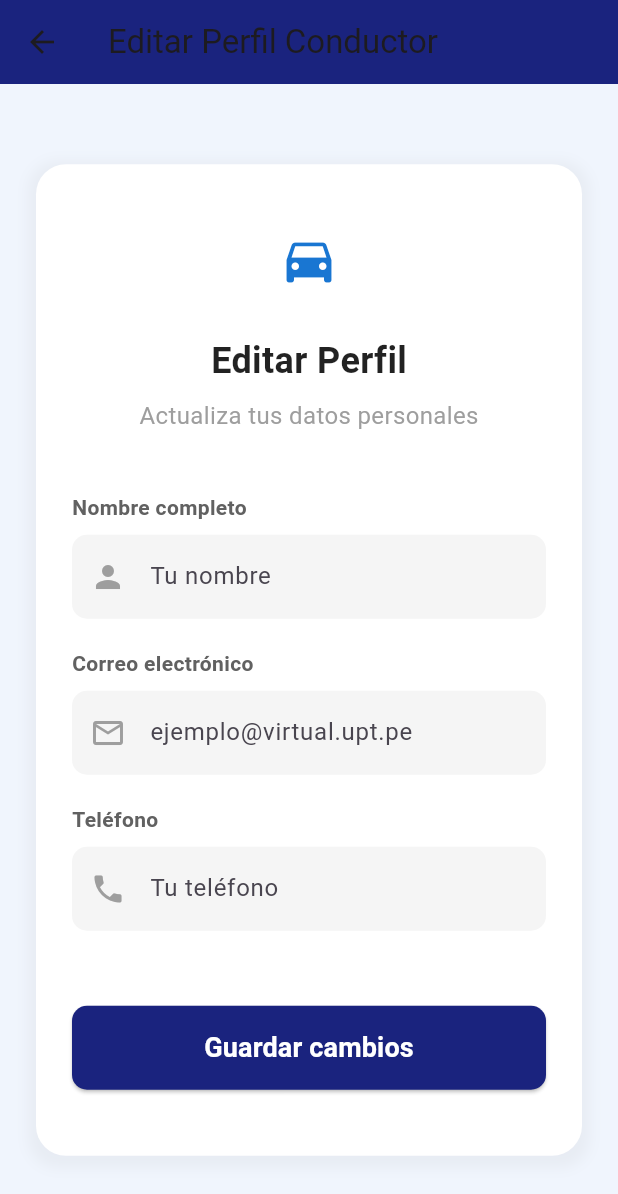
After one commit to Marant7/MovUni, a Flutter app: the ProfileEditPage screen opened directly, on a phone screen of 412 x 824 dp. The commit adds this screen. Shown: the top 1194 px of the screen. Run offline on Flutter 3.47's test engine with Material 3 defaults, Android fonts, the phone set to English and light mode, and no system bars; our stand-ins replace cloud_firestore, firebase_auth, firebase_core, introduction_screen, shared_preferences; accounts and stored records are empty.

Commit message:
Diseñar pantalla de edicion de perfil con formulario - PBI-004

```diff
--- a/lib/dashboard/conductor_dashboard.dart
+++ b/lib/dashboard/conductor_dashboard.dart
@@ -1,6 +1,7 @@
 import 'package:flutter/material.dart';
 import 'package:firebase_auth/firebase_auth.dart';
 import '../login.dart'; // Ajusta la ruta si es necesario
+import '../profile_edit.dart';
 
 class ConductorDashboard extends StatelessWidget {
   const ConductorDashboard({Key? key}) : super(key: key);
@@ -26,10 +27,27 @@ class ConductorDashboard extends StatelessWidget {
             ),
           ],
         ),
-        body: const Center(
-          child: Text(
-            '¡Bienvenido Conductor!',
-            style: TextStyle(fontSize: 24, fontWeight: FontWeight.bold),
+        body: Center(
+          child: Column(
+            mainAxisAlignment: MainAxisAlignment.center,
+            children: [
+              const Text(
+                '¡Bienvenido Conductor!',
+                style: TextStyle(fontSize: 24, fontWeight: FontWeight.bold),
+              ),
+              const SizedBox(height: 30),
+              ElevatedButton(
+                onPressed: () {
+                  Navigator.push(
+                    context,
+                    MaterialPageRoute(
+                      builder: (_) => const ProfileEditPage(userType: 'Conductor'),
+                    ),
+                  );
+                },
+                child: const Text('Editar Perfil'),
+              ),
+            ],
           ),
         ),
       );
--- a/lib/dashboard/estudiante_dashboard.dart
+++ b/lib/dashboard/estudiante_dashboard.dart
@@ -1,6 +1,5 @@
 import 'package:flutter/material.dart';
-import 'package:firebase_auth/firebase_auth.dart';
-import '../login.dart'; // Ajusta la ruta si es necesario
+import '../profile_edit.dart';
 
 class EstudianteDashboard extends StatelessWidget {
   const EstudianteDashboard({Key? key}) : super(key: key);
@@ -9,27 +8,28 @@ class EstudianteDashboard extends StatelessWidget {
   Widget build(BuildContext context) => Scaffold(
         appBar: AppBar(
           title: const Text('Estudiante'),
-          actions: [
-            IconButton(
-              icon: const Icon(Icons.logout),
-              tooltip: 'Cerrar sesión',
-              onPressed: () async {
-                await FirebaseAuth.instance.signOut();
-                if (context.mounted) {
-                  Navigator.pushAndRemoveUntil(
+        ),
+        body: Center(
+          child: Column(
+            mainAxisAlignment: MainAxisAlignment.center,
+            children: [
+              const Text(
+                '¡Bienvenido Estudiante!',
+                style: TextStyle(fontSize: 24, fontWeight: FontWeight.bold),
+              ),
+              const SizedBox(height: 30),
+              ElevatedButton(
+                onPressed: () {
+                  Navigator.push(
                     context,
-                    MaterialPageRoute(builder: (_) => const LoginPage()),
-                    (route) => false,
+                    MaterialPageRoute(
+                      builder: (_) => const ProfileEditPage(userType: 'Estudiante'),
+                    ),
                   );
-                }
-              },
-            ),
-          ],
-        ),
-        body: const Center(
-          child: Text(
-            '¡Bienvenido Estudiante!',
-            style: TextStyle(fontSize: 24, fontWeight: FontWeight.bold),
+                },
+                child: const Text('Editar Perfil'),
+              ),
+            ],
           ),
         ),
       );
--- /dev/null
+++ b/lib/profile_edit.dart
@@ -0,0 +1,204 @@
+import 'package:flutter/material.dart';
+
+class ProfileEditPage extends StatefulWidget {
+  final String userType; // 'Estudiante' o 'Conductor'
+  const ProfileEditPage({Key? key, required this.userType}) : super(key: key);
+
+  @override
+  State<ProfileEditPage> createState() => _ProfileEditPageState();
+}
+
+class _ProfileEditPageState extends State<ProfileEditPage> {
+  final TextEditingController _nameController = TextEditingController();
+  final TextEditingController _emailController = TextEditingController();
+  final TextEditingController _phoneController = TextEditingController();
+  String? _errorMessage;
+
+  @override
+  Widget build(BuildContext context) {
+    return Scaffold(
+      backgroundColor: const Color(0xFFF0F5FD),
+      appBar: AppBar(
+        title: Text('Editar Perfil ${widget.userType}'),
+        backgroundColor: Colors.indigo.shade900,
+      ),
+      body: Center(
+        child: SingleChildScrollView(
+          padding: const EdgeInsets.all(24.0),
+          child: Container(
+            padding: const EdgeInsets.all(24.0),
+            decoration: BoxDecoration(
+              color: Colors.white,
+              borderRadius: BorderRadius.circular(20.0),
+              boxShadow: [
+                BoxShadow(
+                  color: Colors.grey.withOpacity(0.1),
+                  spreadRadius: 5,
+                  blurRadius: 7,
+                  offset: const Offset(0, 3),
+                ),
+              ],
+            ),
+            child: Column(
+              mainAxisSize: MainAxisSize.min,
+              children: <Widget>[
+                const SizedBox(height: 20),
+                Icon(
+                  widget.userType == 'Estudiante'
+                      ? Icons.school
+                      : Icons.directions_car,
+                  size: 40,
+                  color: Colors.blue.shade700,
+                ),
+                const SizedBox(height: 30),
+                Text(
+                  'Editar Perfil',
+                  style: const TextStyle(
+                    fontSize: 24,
+                    fontWeight: FontWeight.bold,
+                    color: Colors.black87,
+                  ),
+                ),
+                const SizedBox(height: 8),
+                Text(
+                  'Actualiza tus datos personales',
+                  style: const TextStyle(
+                    fontSize: 16,
+                    color: Colors.grey,
+                  ),
+                ),
+                const SizedBox(height: 40),
+                Align(
+                  alignment: Alignment.centerLeft,
+                  child: Text(
+                    'Nombre completo',
+                    style: TextStyle(
+                      fontSize: 14,
+                      fontWeight: FontWeight.bold,
+                      color: Colors.grey.shade700,
+                    ),
+                  ),
+                ),
+                const SizedBox(height: 8),
+                TextField(
+                  controller: _nameController,
+                  decoration: InputDecoration(
+                    prefixIcon: const Icon(Icons.person, color: Colors.grey),
+                    hintText: 'Tu nombre',
+                    filled: true,
+                    fillColor: Colors.grey.shade100,
+                    border: OutlineInputBorder(
+                      borderRadius: BorderRadius.circular(10.0),
+                      borderSide: BorderSide.none,
+                    ),
+                  ),
+                ),
+                const SizedBox(height: 20),
+                Align(
+                  alignment: Alignment.centerLeft,
+                  child: Text(
+                    'Correo electrónico',
+                    style: TextStyle(
+                      fontSize: 14,
+                      fontWeight: FontWeight.bold,
+                      color: Colors.grey.shade700,
+                    ),
+                  ),
+                ),
+                const SizedBox(height: 8),
+                TextField(
+                  controller: _emailController,
+                  keyboardType: TextInputType.emailAddress,
+                  decoration: InputDecoration(
+                    prefixIcon: const Icon(Icons.email_outlined, color: Colors.grey),
+                    hintText: 'ejemplo@virtual.upt.pe',
+                    filled: true,
+                    fillColor: Colors.grey.shade100,
+                    border: OutlineInputBorder(
+                      borderRadius: BorderRadius.circular(10.0),
+                      borderSide: BorderSide.none,
+                    ),
+                  ),
+                ),
+                const SizedBox(height: 20),
+                Align(
+                  alignment: Alignment.centerLeft,
+                  child: Text(
+                    'Teléfono',
+                    style: TextStyle(
+                      fontSize: 14,
+                      fontWeight: FontWeight.bold,
+                      color: Colors.grey.shade700,
+                    ),
+                  ),
+                ),
+                const SizedBox(height: 8),
+                TextField(
+                  controller: _phoneController,
+                  keyboardType: TextInputType.phone,
+                  decoration: InputDecoration(
+                    prefixIcon: const Icon(Icons.phone, color: Colors.grey),
+                    hintText: 'Tu teléfono',
+                    filled: true,
+                    fillColor: Colors.grey.shade100,
+                    border: OutlineInputBorder(
+                      borderRadius: BorderRadius.circular(10.0),
+                      borderSide: BorderSide.none,
+                    ),
+                  ),
+                ),
+                const SizedBox(height: 20),
+                if (_errorMessage != null)
+                  Padding(
+                    padding: const EdgeInsets.only(top: 10.0),
+                    child: Text(
+                      _errorMessage!,
+                      style: const TextStyle(color: Colors.red, fontSize: 14),
+                    ),
+                  ),
+                const SizedBox(height: 30),
+                ElevatedButton(
+                  onPressed: () {
+                    // Aquí puedes agregar la lógica para guardar los datos
+                    if (_nameController.text.isEmpty ||
+                        _emailController.text.isEmpty ||
+                        _phoneController.text.isEmpty) {
+                      setState(() {
+                        _errorMessage = 'Todos los campos son obligatorios.';
+                      });
+                      return;
+                    }
+                    setState(() {
+                      _errorMessage = null;
+                    });
+                    // Simulación de guardado exitoso
+                    ScaffoldMessenger.of(context).showSnackBar(
+                      SnackBar(content: Text('Perfil actualizado correctamente')),
+                    );
+                  },
+                  style: ElevatedButton.styleFrom(
+                    backgroundColor: Colors.indigo.shade900,
+                    shape: RoundedRectangleBorder(
+                      borderRadius: BorderRadius.circular(10.0),
+                    ),
+                    padding: const EdgeInsets.symmetric(horizontal: 50, vertical: 15),
+                    minimumSize: const Size(double.infinity, 50),
+                  ),
+                  child: const Text(
+                    'Guardar cambios',
+                    style: TextStyle(
+                      fontSize: 18,
+                      fontWeight: FontWeight.bold,
+                      color: Colors.white,
+                    ),
+                  ),
+                ),
+                const SizedBox(height: 20),
+              ],
+            ),
+          ),
+        ),
+      ),
+    );
+  }
+}
```
